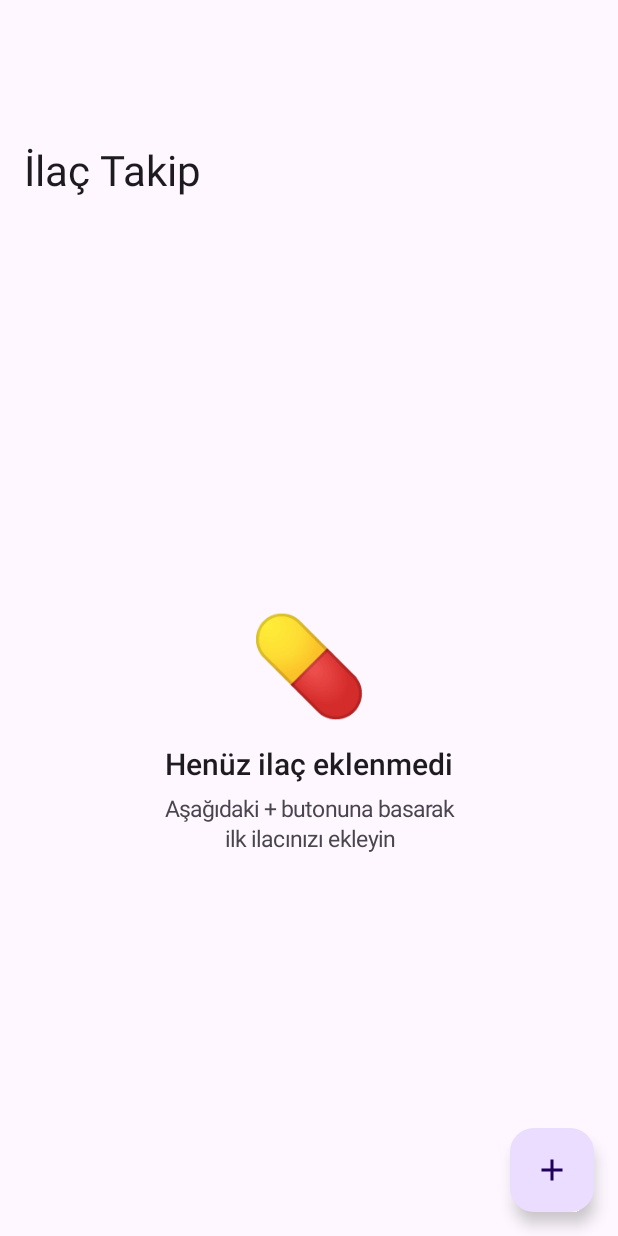
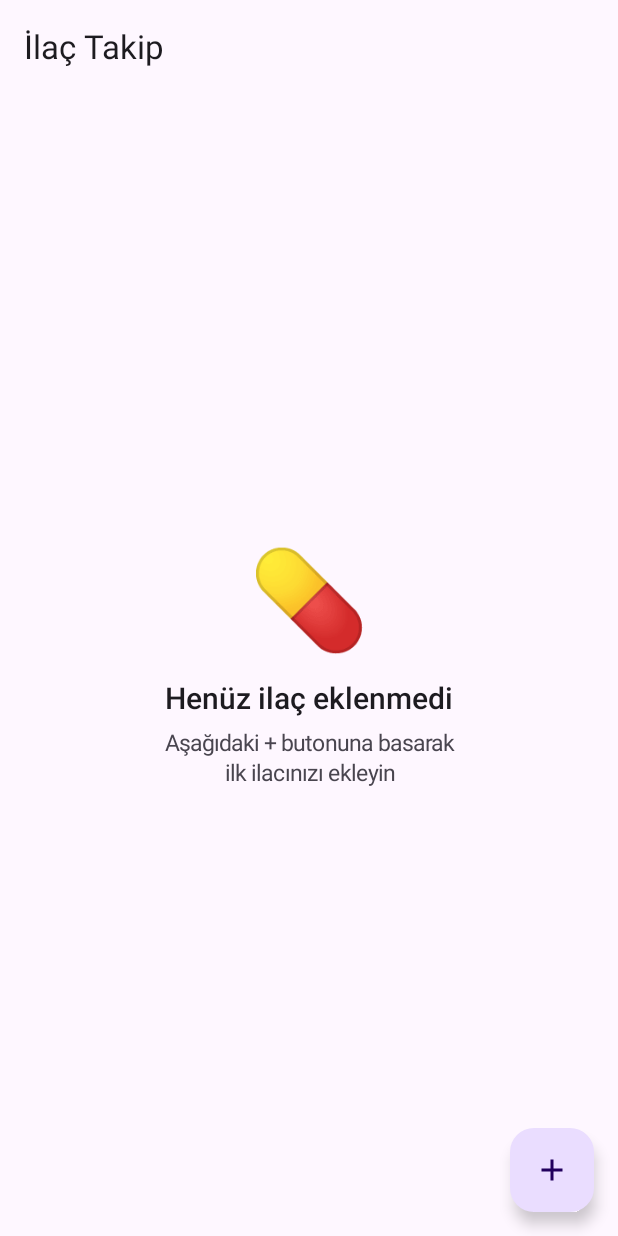
Before and after one commit to ARafiY/IlacTakip-kotlin, an Android app built with Jetpack Compose: the screen it shows after launch (MainActivity), on a phone screen of 412 x 824 dp. Run offline under Robolectric (Android 15) with nearby library versions, the light colour scheme and no system bars; missing, so only their content is drawn: IlacTakipTheme.

Commit message:
Main screen: compact pinned TopAppBar instead of LargeTopAppBar
Per user request, the large collapsing "İlaç Takip" header put the title
low in a tall header. Switched to a compact TopAppBar pinned at the top
(title sits just under the status bar). Kept a pinnedScrollBehavior so
the bar still picks up M3's subtle raised tint when content scrolls
under it.

Build: assembleDebug green.

```diff
--- a/app/src/main/java/com/YucelDigital/ilactakip/MainActivity.kt
+++ b/app/src/main/java/com/YucelDigital/ilactakip/MainActivity.kt
@@ -44,12 +44,12 @@ import androidx.compose.material3.CheckboxDefaults
 import androidx.compose.material3.ExperimentalMaterial3Api
 import androidx.compose.material3.FloatingActionButton
 import androidx.compose.material3.Icon
-import androidx.compose.material3.LargeTopAppBar
 import androidx.compose.material3.MaterialTheme
 import androidx.compose.material3.Scaffold
 import androidx.compose.material3.Switch
 import androidx.compose.material3.Text
 import androidx.compose.material3.TextButton
+import androidx.compose.material3.TopAppBar
 import androidx.compose.material3.TopAppBarDefaults
 import androidx.compose.runtime.Composable
 import androidx.compose.runtime.getValue
@@ -455,14 +455,14 @@ private fun MainScreen(
     onTakenChanged: (Medicine, Boolean) -> Unit,
     onDeleteConfirmed: (Medicine) -> Unit,
 ) {
-    // Büyük başlık, aşağı kaydırınca yumuşakça küçük bir çubuğa çöker — Google'ın kendi
-    // uygulamalarındaki (Saat, Ayarlar) native M3 davranışı.
-    val scrollBehavior = TopAppBarDefaults.exitUntilCollapsedScrollBehavior()
+    // Kompakt, tepede sabit başlık. pinnedScrollBehavior: içerik çubuğun altından
+    // kayınca çubuk yerinde kalır ama M3'ün ince "yükseltilmiş" renk tonunu alır.
+    val scrollBehavior = TopAppBarDefaults.pinnedScrollBehavior()
 
     Scaffold(
         modifier = Modifier.nestedScroll(scrollBehavior.nestedScrollConnection),
         topBar = {
-            LargeTopAppBar(
+            TopAppBar(
                 title = { Text("İlaç Takip") },
                 scrollBehavior = scrollBehavior,
             )
```
